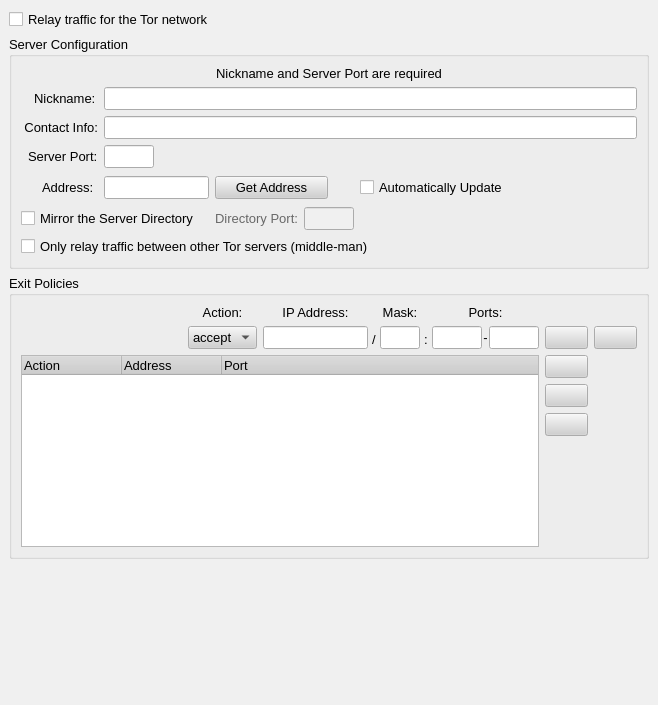
First picture: the form in src/gui/config/serverpage.ui, repository a-ilin/vidalia, before the edit.
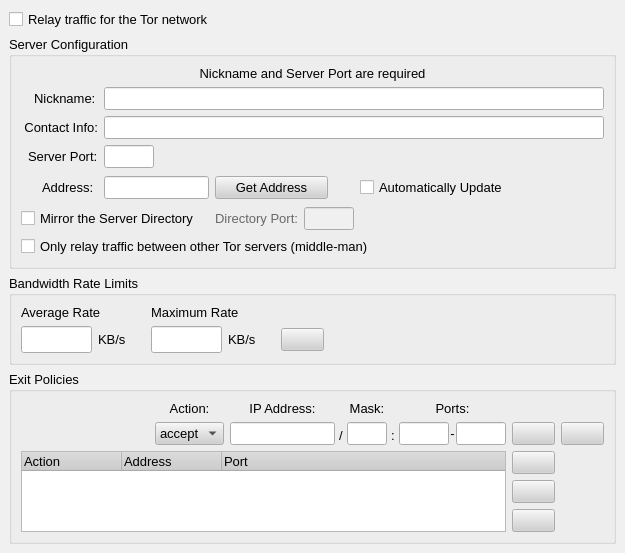
Second picture: the form after the edit. Icons and pictures are not drawn.

Commit message:
Put some bandwidth rate widgets on the server config page.
svn:r1013

Diff of the .ui file:
```diff
--- a/src/gui/config/serverpage.ui
+++ b/src/gui/config/serverpage.ui
@@ -8,8 +8,8 @@
    <rect>
     <x>0</x>
     <y>0</y>
-    <width>658</width>
-    <height>705</height>
+    <width>517</width>
+    <height>407</height>
    </rect>
   </property>
   <property name="palette" >
@@ -724,6 +724,199 @@
         </layout>
        </widget>
       </item>
+      <item>
+       <widget class="QGroupBox" name="grpBandwidthRate" >
+        <property name="contextMenuPolicy" >
+         <enum>Qt::NoContextMenu</enum>
+        </property>
+        <property name="title" >
+         <string>Bandwidth Rate Limits</string>
+        </property>
+        <layout class="QHBoxLayout" >
+         <property name="margin" >
+          <number>9</number>
+         </property>
+         <property name="spacing" >
+          <number>25</number>
+         </property>
+         <item>
+          <layout class="QGridLayout" >
+           <property name="margin" >
+            <number>0</number>
+           </property>
+           <property name="spacing" >
+            <number>6</number>
+           </property>
+           <item row="1" column="0" >
+            <widget class="QLineEdit" name="lineAvgRateLimit" >
+             <property name="sizePolicy" >
+              <sizepolicy>
+               <hsizetype>0</hsizetype>
+               <vsizetype>0</vsizetype>
+               <horstretch>0</horstretch>
+               <verstretch>0</verstretch>
+              </sizepolicy>
+             </property>
+             <property name="minimumSize" >
+              <size>
+               <width>71</width>
+               <height>27</height>
+              </size>
+             </property>
+             <property name="maximumSize" >
+              <size>
+               <width>71</width>
+               <height>27</height>
+              </size>
+             </property>
+             <property name="contextMenuPolicy" >
+              <enum>Qt::NoContextMenu</enum>
+             </property>
+             <property name="toolTip" >
+              <string>Long-term average bandwidth limit</string>
+             </property>
+             <property name="alignment" >
+              <set>Qt::AlignRight</set>
+             </property>
+            </widget>
+           </item>
+           <item row="0" column="0" colspan="2" >
+            <widget class="QLabel" name="label_9" >
+             <property name="text" >
+              <string>Average Rate</string>
+             </property>
+            </widget>
+           </item>
+           <item row="1" column="1" >
+            <widget class="QLabel" name="label_16" >
+             <property name="text" >
+              <string>KB/s</string>
+             </property>
+            </widget>
+           </item>
+          </layout>
+         </item>
+         <item>
+          <layout class="QGridLayout" >
+           <property name="margin" >
+            <number>0</number>
+           </property>
+           <property name="spacing" >
+            <number>6</number>
+           </property>
+           <item row="1" column="0" >
+            <widget class="QLineEdit" name="lineMaxRateLimit" >
+             <property name="sizePolicy" >
+              <sizepolicy>
+               <hsizetype>0</hsizetype>
+               <vsizetype>0</vsizetype>
+               <horstretch>0</horstretch>
+               <verstretch>0</verstretch>
+              </sizepolicy>
+             </property>
+             <property name="minimumSize" >
+              <size>
+               <width>71</width>
+               <height>27</height>
+              </size>
+             </property>
+             <property name="maximumSize" >
+              <size>
+               <width>71</width>
+               <height>27</height>
+              </size>
+             </property>
+             <property name="contextMenuPolicy" >
+              <enum>Qt::NoContextMenu</enum>
+             </property>
+             <property name="toolTip" >
+              <string>Peak bandwidth rate limit</string>
+             </property>
+             <property name="alignment" >
+              <set>Qt::AlignRight</set>
+             </property>
+            </widget>
+           </item>
+           <item row="1" column="1" >
+            <widget class="QLabel" name="label_15" >
+             <property name="text" >
+              <string>KB/s</string>
+             </property>
+            </widget>
+           </item>
+           <item row="0" column="0" colspan="2" >
+            <widget class="QLabel" name="label_14" >
+             <property name="text" >
+              <string>Maximum Rate</string>
+             </property>
+            </widget>
+           </item>
+          </layout>
+         </item>
+         <item>
+          <layout class="QVBoxLayout" >
+           <property name="margin" >
+            <number>0</number>
+           </property>
+           <property name="spacing" >
+            <number>6</number>
+           </property>
+           <item>
+            <spacer>
+             <property name="orientation" >
+              <enum>Qt::Vertical</enum>
+             </property>
+             <property name="sizeType" >
+              <enum>QSizePolicy::Fixed</enum>
+             </property>
+             <property name="sizeHint" >
+              <size>
+               <width>20</width>
+               <height>21</height>
+              </size>
+             </property>
+            </spacer>
+           </item>
+           <item>
+            <widget class="QPushButton" name="btnRateHelp" >
+             <property name="contextMenuPolicy" >
+              <enum>Qt::NoContextMenu</enum>
+             </property>
+             <property name="toolTip" >
+              <string>Show help topic on bandwidth rate limits</string>
+             </property>
+             <property name="text" >
+              <string/>
+             </property>
+             <property name="icon" >
+              <iconset resource="../res/vidalia_common.qrc" >:/images/22x22/help-browser.png</iconset>
+             </property>
+             <property name="iconSize" >
+              <size>
+               <width>22</width>
+               <height>22</height>
+              </size>
+             </property>
+            </widget>
+           </item>
+          </layout>
+         </item>
+         <item>
+          <spacer>
+           <property name="orientation" >
+            <enum>Qt::Horizontal</enum>
+           </property>
+           <property name="sizeHint" >
+            <size>
+             <width>40</width>
+             <height>20</height>
+            </size>
+           </property>
+          </spacer>
+         </item>
+        </layout>
+       </widget>
+      </item>
       <item>
        <widget class="QGroupBox" name="grpServerPolicies" >
         <property name="contextMenuPolicy" >
```
